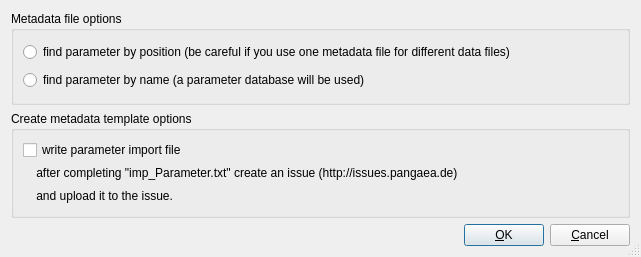
The window that trunk/Forms/MetadataTemplateOptionsDialog/metadatatemplateoptionsdialog.ui (pangaea-data-publisher/Split2Events) describes before a commit, drawn with Qt 5.
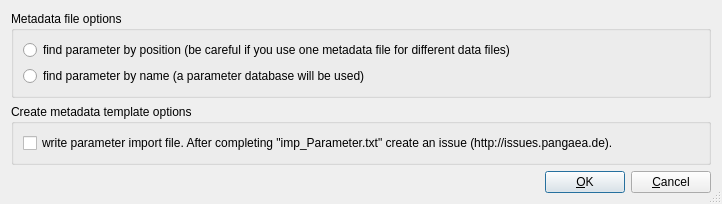
The same window after the commit.

```diff
--- a/trunk/Forms/MetadataTemplateOptionsDialog/metadatatemplateoptionsdialog.ui
+++ b/trunk/Forms/MetadataTemplateOptionsDialog/metadatatemplateoptionsdialog.ui
@@ -6,8 +6,8 @@
    <rect>
     <x>0</x>
     <y>0</y>
-    <width>641</width>
-    <height>257</height>
+    <width>722</width>
+    <height>203</height>
    </rect>
   </property>
   <property name="windowTitle">
@@ -46,40 +46,13 @@
       <string>Create metadata template options</string>
      </property>
      <layout class="QGridLayout" name="gridLayout">
-      <item row="0" column="0" colspan="2">
+      <item row="0" column="0">
        <widget class="QCheckBox" name="writeParameterImportFileCheckBox">
         <property name="text">
-         <string>write parameter import file</string>
+         <string>write parameter import file. After completing &quot;imp_Parameter.txt&quot; create an issue (http://issues.pangaea.de).</string>
         </property>
        </widget>
       </item>
-      <item row="1" column="0" colspan="2">
-       <widget class="QLabel" name="label_1">
-        <property name="text">
-         <string>    after completing &quot;imp_Parameter.txt&quot; create an issue (http://issues.pangaea.de)</string>
-        </property>
-       </widget>
-      </item>
-      <item row="2" column="0">
-       <widget class="QLabel" name="label_2">
-        <property name="text">
-         <string>    and upload it to the issue.</string>
-        </property>
-       </widget>
-      </item>
-      <item row="2" column="1">
-       <spacer name="horizontalSpacer">
-        <property name="orientation">
-         <enum>Qt::Horizontal</enum>
-        </property>
-        <property name="sizeHint" stdset="0">
-         <size>
-          <width>20</width>
-          <height>20</height>
-         </size>
-        </property>
-       </spacer>
-      </item>
      </layout>
     </widget>
    </item>
```
